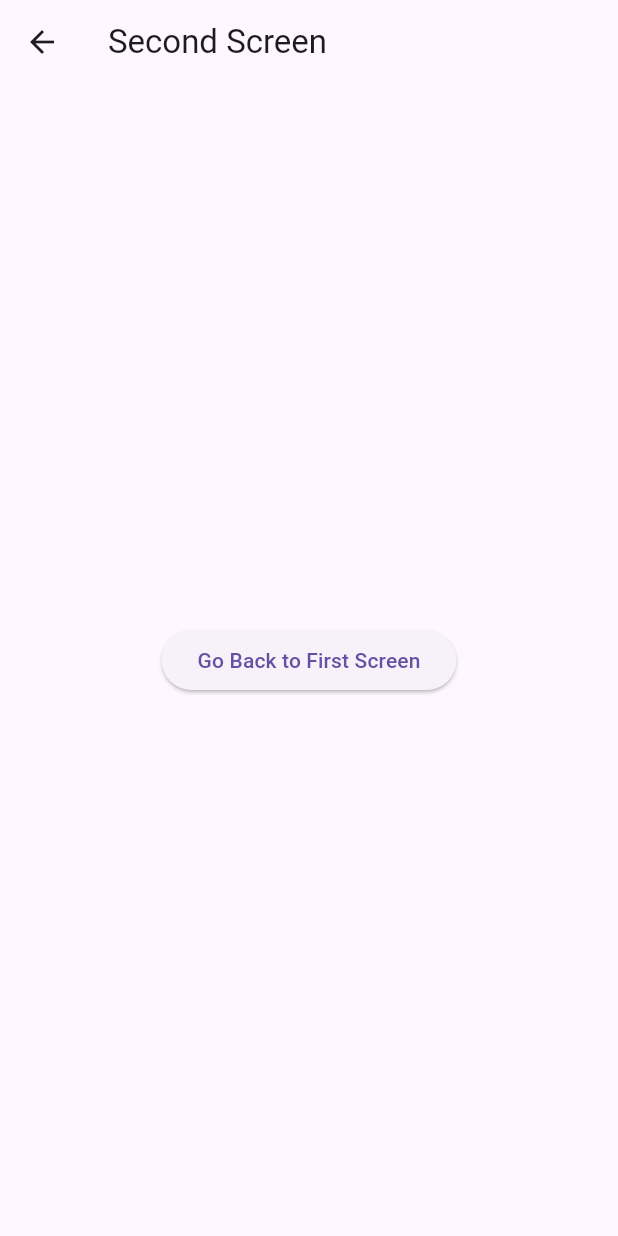
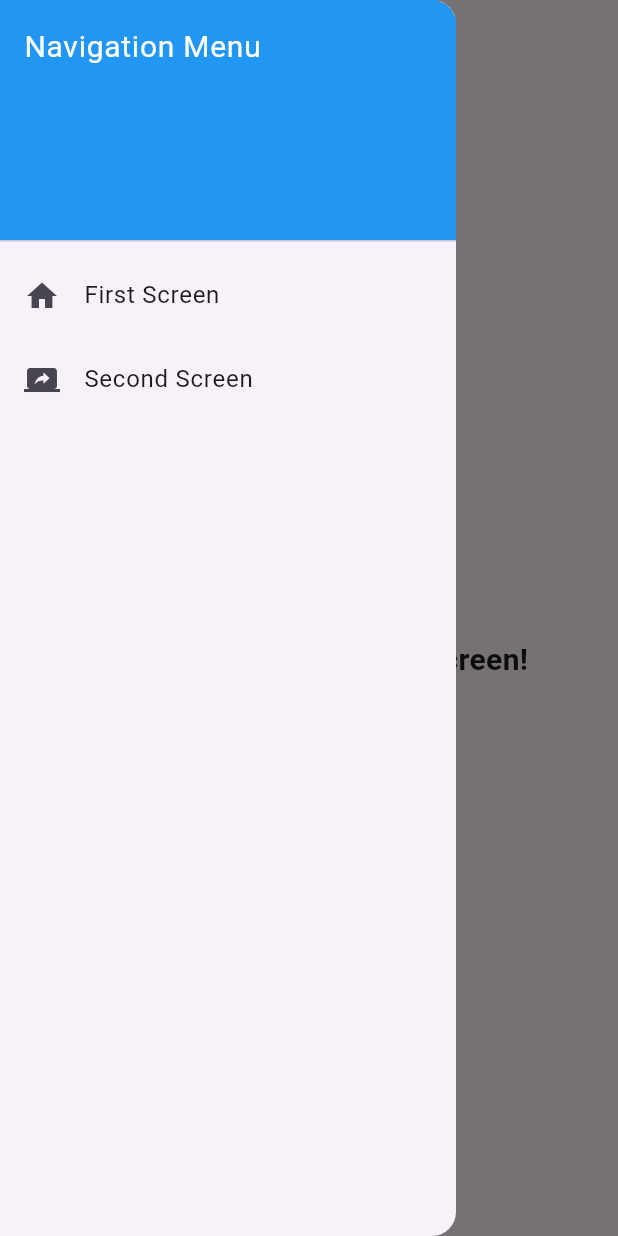
Before and after one commit to ThanosTHINOS/navigation_codelab, a Flutter app: the SecondScreen screen opened by its route, with the side drawer open (before the commit the screen has no drawer), on a phone screen of 412 x 824 dp. Run offline on Flutter 3.47's test engine with Material 3 defaults, Android fonts, the phone set to English and light mode, and no system bars.

Commit message:
Update second_screen.dart

```diff
--- a/lib/second_screen.dart
+++ b/lib/second_screen.dart
@@ -5,13 +5,41 @@ class SecondScreen extends StatelessWidget {
   Widget build(BuildContext context) {
     return Scaffold(
       appBar: AppBar(title: Text('Second Screen')),
+      drawer: Drawer(
+        child: ListView(
+          padding: EdgeInsets.zero,
+          children: [
+            DrawerHeader(
+              decoration: BoxDecoration(
+                color: Colors.blue,
+              ),
+              child: Text(
+                'Navigation Menu',
+                style: TextStyle(color: Colors.white, fontSize: 20),
+              ),
+            ),
+            ListTile(
+              leading: Icon(Icons.home),
+              title: Text('First Screen'),
+              onTap: () {
+                Navigator.pop(context); // Close the drawer
+                Navigator.pushNamed(context, '/'); // Navigate to First Screen
+              },
+            ),
+            ListTile(
+              leading: Icon(Icons.screen_share),
+              title: Text('Second Screen'),
+              onTap: () {
+                Navigator.pop(context); // Close the drawer
+              },
+            ),
+          ],
+        ),
+      ),
       body: Center(
-        child: ElevatedButton(
-          onPressed: () {
-            // Return to the first screen.
-            Navigator.pop(context);
-          },
-          child: Text('Go Back to First Screen'),
+        child: Text(
+          'Welcome to the Second Screen!',
+          style: TextStyle(fontSize: 20, fontWeight: FontWeight.bold),
         ),
       ),
     );
```
